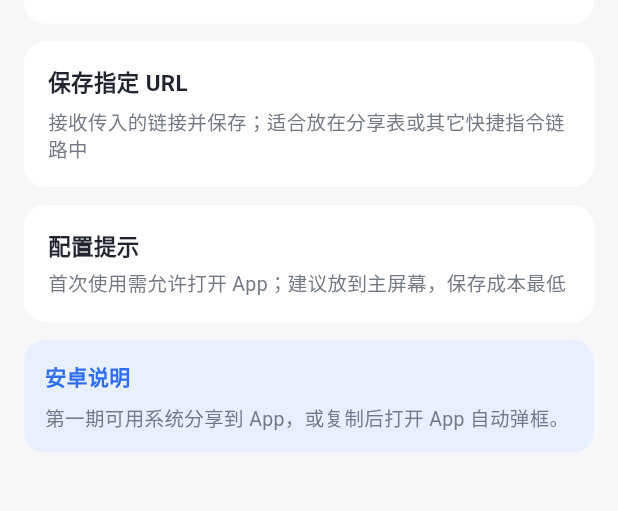
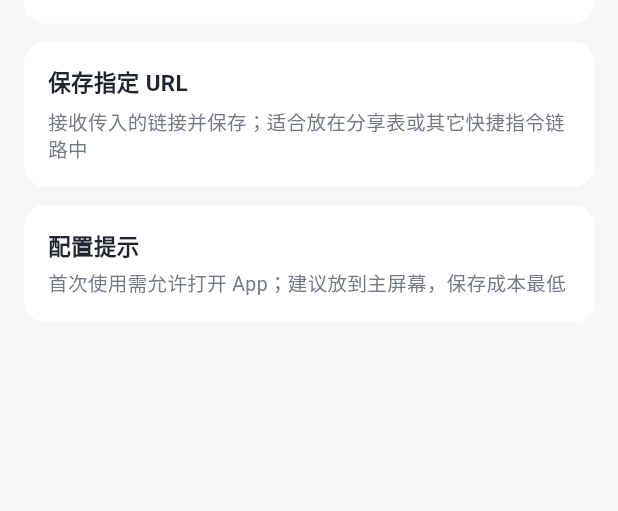
Before and after one commit to wmjchf/collection-app, a Flutter app: the ShortcutsHelpPage screen opened directly, on a phone screen of 412 x 824 dp, the part 479-990 px from its top. Run offline on Flutter 3.47's test engine with Material 3 defaults, Android fonts, the phone set to English and light mode, and no system bars; our stand-ins replace app_links, flutter_svg, shared_preferences; accounts and stored records are empty.

Commit message:
feat: 文案调整

```diff
--- a/app/lib/features/onboarding/onboarding_page.dart
+++ b/app/lib/features/onboarding/onboarding_page.dart
@@ -60,7 +60,7 @@ class OnboardingPage extends StatelessWidget {
               ),
               const SizedBox(height: 28),
               const Text(
-                '三种入库方式（任选）',
+                '两种入库方式（任选）',
                 style: TextStyle(
                   fontSize: 13,
                   fontWeight: FontWeight.w500,
@@ -69,18 +69,13 @@ class OnboardingPage extends StatelessWidget {
               ),
               const SizedBox(height: 12),
               const _WayCard(
-                title: '剪贴板检测',
-                desc: '复制链接后打开 App，自动弹出添加框，确认即可保存',
-              ),
-              const SizedBox(height: 10),
-              const _WayCard(
-                title: '粘贴添加',
-                desc: '首页点「+」，粘贴或输入链接后保存',
+                title: '粘贴链接',
+                desc: '复制链接后，首页点「+」→「粘贴链接」，读取剪贴板并直接保存',
               ),
               const SizedBox(height: 10),
               const _WayCard(
                 title: '快捷指令',
-                desc: 'iOS 可配置一键从剪贴板保存（可选）',
+                desc: 'iOS 可一键从剪贴板保存（可选，建议加到主屏幕）',
               ),
               const Spacer(),
               SizedBox(
--- a/app/lib/features/onboarding/shortcuts_help_page.dart
+++ b/app/lib/features/onboarding/shortcuts_help_page.dart
@@ -10,7 +10,6 @@ class ShortcutsHelpPage extends StatelessWidget {
   static const _bg = Color(0xFFF7F7FA);
   static const _text = Color(0xFF1F242E);
   static const _muted = Color(0xFF737A85);
-  static const _tipBg = Color(0xFFE8F0FF);
   static const _blue = Color(0xFF2F6FED);
 
   @override
@@ -106,37 +105,6 @@ class ShortcutsHelpPage extends StatelessWidget {
             title: '配置提示',
             desc: '首次使用需允许打开 App；建议放到主屏幕，保存成本最低',
           ),
-          const SizedBox(height: 12),
-          Container(
-            width: double.infinity,
-            padding: const EdgeInsets.all(14),
-            decoration: BoxDecoration(
-              color: _tipBg,
-              borderRadius: BorderRadius.circular(14),
-            ),
-            child: const Column(
-              crossAxisAlignment: CrossAxisAlignment.start,
-              children: [
-                Text(
-                  '安卓说明',
-                  style: TextStyle(
-                    fontSize: 14,
-                    fontWeight: FontWeight.w600,
-                    color: _blue,
-                  ),
-                ),
-                SizedBox(height: 8),
-                Text(
-                  '第一期可用系统分享到 App，或复制后打开 App 自动弹框。',
-                  style: TextStyle(
-                    fontSize: 13,
-                    color: _muted,
-                    height: 1.4,
-                  ),
-                ),
-              ],
-            ),
-          ),
         ],
       ),
     );
--- a/app/lib/features/settings/how_to_add_link_page.dart
+++ b/app/lib/features/settings/how_to_add_link_page.dart
@@ -45,18 +45,14 @@ class HowToAddLinkPage extends StatelessWidget {
           ),
           SizedBox(height: 16),
           _HelpCard(
-            title: '剪贴板检测',
-            desc: '在其他 App 复制链接后打开超级收藏夹，会自动弹出添加框，确认即可保存。',
-          ),
-          SizedBox(height: 12),
-          _HelpCard(
-            title: '粘贴添加',
-            desc: '在首页点右上角「+」，粘贴或输入链接后保存。',
+            title: '粘贴链接',
+            desc:
+                '先在其他 App 复制链接，再打开超级收藏夹：首页点右上角「+」→「粘贴链接」，会读取剪贴板并直接保存，无需再输入。',
           ),
           SizedBox(height: 12),
           _HelpCard(
             title: '快捷指令（iOS）',
-            desc: '可配置一键从剪贴板保存；详见「iOS 快捷指令说明」。',
+            desc: '复制链接后点主屏幕图标即可入库，一步完成。可在「iOS 快捷指令说明」里一键添加。',
           ),
         ],
       ),
```
